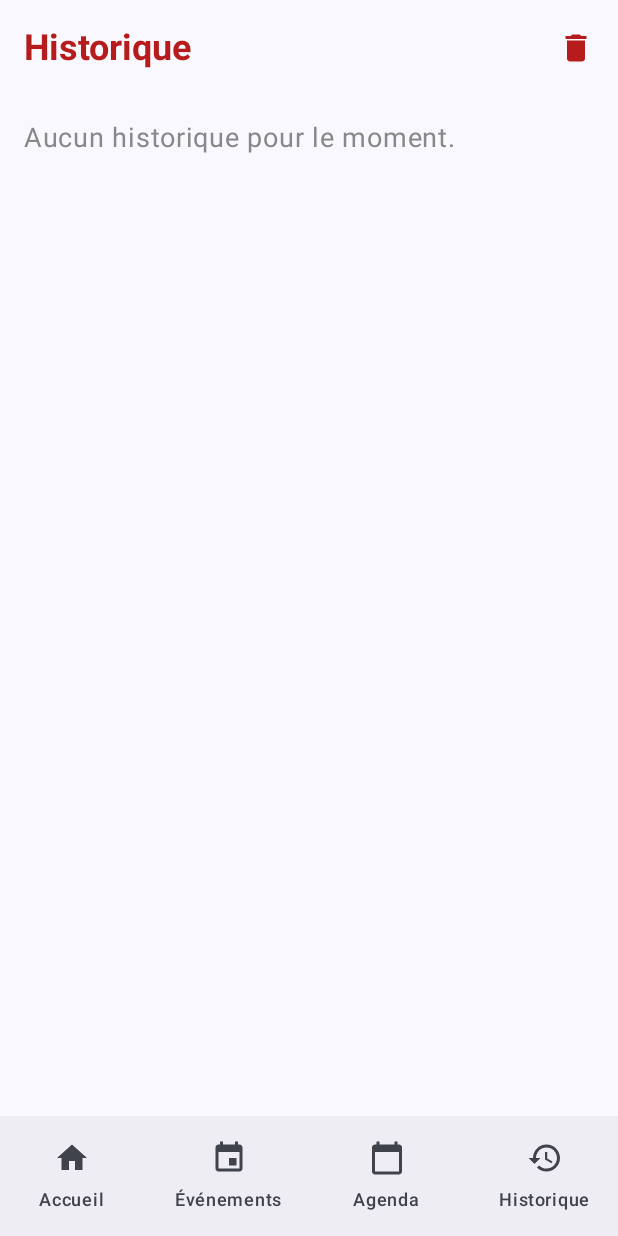
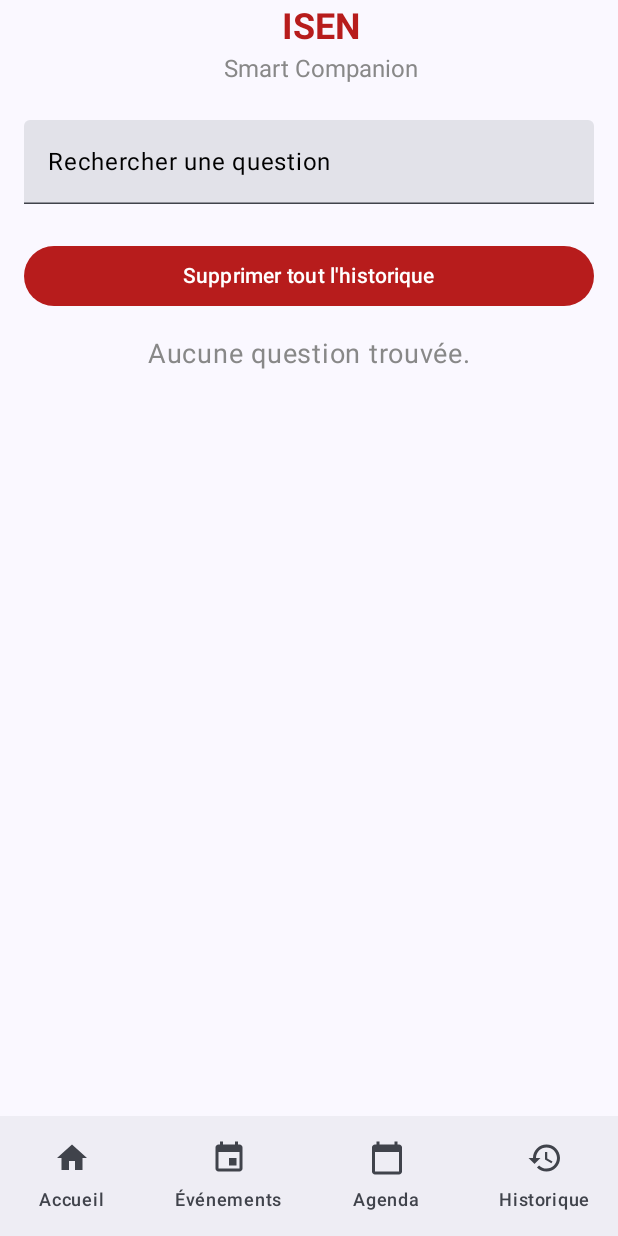
Before and after one commit to sophie92huhj/ISENSmartCompanion, an Android app built with Jetpack Compose: the HistoryScreen screen opened through its navigation route, on a phone screen of 412 x 824 dp. Run offline under Robolectric (Android 15) with nearby library versions, the phone set to English and light mode, and no system bars; our stand-ins replace Room's generated code; libraries missing offline, so code that uses them is left out: com.google.ai.client; 1 statement that could not run was skipped.

Commit message:
Historique ok

```diff
--- a/app/src/main/java/fr/isen/soubry/isensmartcompanion/screens/HistoryScreen.kt
+++ b/app/src/main/java/fr/isen/soubry/isensmartcompanion/screens/HistoryScreen.kt
@@ -9,14 +9,12 @@ import androidx.compose.material.icons.Icons
 import androidx.compose.material.icons.filled.Delete
 import androidx.compose.material3.*
 import androidx.compose.runtime.*
-import androidx.compose.material.icons.filled.CalendarToday
 import androidx.compose.ui.Alignment
 import androidx.compose.ui.Modifier
 import androidx.compose.ui.graphics.Color
 import androidx.compose.ui.text.font.FontWeight
 import androidx.compose.ui.unit.dp
 import androidx.compose.ui.unit.sp
-import androidx.lifecycle.viewmodel.compose.viewModel
 import androidx.navigation.NavController
 import fr.isen.soubry.isensmartcompanion.data.*
 import kotlinx.coroutines.launch
@@ -28,52 +26,64 @@ import java.util.*
 @Composable
 fun HistoryScreen(viewModel: InteractionViewModel, navController: NavController) {
     val interactions by viewModel.allInteractions.collectAsState()
+    val coroutineScope = rememberCoroutineScope()
+    var searchText by remember { mutableStateOf("") }
+
+    // Filtrage des interactions en fonction du texte de recherche
+    val filteredInteractions = interactions.filter {
+        it.question.contains(searchText, ignoreCase = true)
+    }
 
     Scaffold(
-        topBar = {
-            TopAppBar(
-                title = {
-                    Text(
-                        text = "Historique",
-                        fontSize = 24.sp,
-                        fontWeight = FontWeight.Bold,
-                        color = Color(0xFFB71C1C) // 🔴 Texte rouge ISEN
-                    )
-                },
-                actions = {
-                    // Bouton "Supprimer tout l'historique"
-                    IconButton(onClick = {
-                        viewModel.clearHistory() // ✅ Supprime tout l'historique
-                    }) {
-                        Icon(
-                            imageVector = Icons.Filled.Delete,
-                            contentDescription = "Supprimer tout",
-                            tint = Color(0xFFB71C1C) // 🔴 Poubelle rouge ISEN
-                        )
-                    }
-                }
-            )
-        }
+        topBar = { HistoryTopBar() }
     ) { innerPadding ->
         Column(
             modifier = Modifier
                 .fillMaxSize()
                 .padding(innerPadding)
-                .padding(16.dp)
+                .padding(16.dp),
+            horizontalAlignment = Alignment.CenterHorizontally
         ) {
-            if (interactions.isEmpty()) {
-                Text("Aucun historique pour le moment.", fontSize = 18.sp, color = Color.Gray)
+            // 🔍 Champ de recherche
+            TextField(
+                value = searchText,
+                onValueChange = { searchText = it },
+                label = { Text("Rechercher une question", color = Color.Black) },
+                modifier = Modifier.fillMaxWidth(),
+                singleLine = true
+            )
+
+            Spacer(modifier = Modifier.height(16.dp))
+
+            // Bouton "Supprimer tout l'historique"
+            Button(
+                onClick = {
+                    coroutineScope.launch {
+                        viewModel.clearHistory()
+                    }
+                },
+                colors = ButtonDefaults.buttonColors(containerColor = Color(0xFFB71C1C)), // Rouge ISEN
+                modifier = Modifier
+                    .fillMaxWidth()
+                    .padding(vertical = 8.dp)
+            ) {
+                Text("Supprimer tout l'historique", color = Color.White)
+            }
+
+            Spacer(modifier = Modifier.height(8.dp))
+
+            if (filteredInteractions.isEmpty()) {
+                Text("Aucune question trouvée.", fontSize = 18.sp, color = Color.Gray)
             } else {
                 LazyColumn {
-                    items(interactions) { interaction ->
-                        HistoryItem(interaction, viewModel, rememberCoroutineScope(), navController)
+                    items(filteredInteractions) { interaction ->
+                        HistoryItem(interaction, viewModel, coroutineScope, navController)
                     }
                 }
             }
         }
     }
 }
-
 
 @OptIn(ExperimentalMaterial3Api::class)
 @Composable
@@ -88,7 +98,7 @@ fun HistoryTopBar() {
                     text = "ISEN",
                     fontSize = 24.sp,
                     fontWeight = FontWeight.Bold,
-                    color = Color(0xFFB71C1C)
+                    color = Color(0xFFB71C1C) // 🔴 Rouge ISEN
                 )
                 Text(
                     text = "Smart Companion",
@@ -105,12 +115,12 @@ fun HistoryItem(interaction: Interaction, viewModel: InteractionViewModel, corou
     Card(
         modifier = Modifier
             .fillMaxWidth()
-            .wrapContentHeight() // ✅ Ajuste la hauteur dynamiquement
+            .wrapContentHeight()
             .padding(vertical = 8.dp)
             .clickable { navController.navigate("historyDetail/${interaction.id}") },
         shape = RoundedCornerShape(12.dp),
         elevation = CardDefaults.cardElevation(6.dp),
-        colors = CardDefaults.cardColors(containerColor = Color(0xFFFFEBEE)) // Rouge clair
+        colors = CardDefaults.cardColors(containerColor = Color(0xFFFFEBEE)) // Fond rouge clair
     ) {
         Box(modifier = Modifier.fillMaxWidth()) {
             // Bouton poubelle en haut à droite
@@ -121,8 +131,8 @@ fun HistoryItem(interaction: Interaction, viewModel: InteractionViewModel, corou
                     }
                 },
                 modifier = Modifier
-                    .align(Alignment.TopEnd) // ✅ Aligné en haut à droite
-                    .padding(8.dp) // ✅ Ajoute un petit espace
+                    .align(Alignment.TopEnd)
+                    .padding(8.dp)
             ) {
                 Icon(
                     Icons.Filled.Delete,
@@ -138,13 +148,6 @@ fun HistoryItem(interaction: Interaction, viewModel: InteractionViewModel, corou
                 horizontalAlignment = Alignment.Start
             ) {
                 Row(verticalAlignment = Alignment.CenterVertically) {
-                    Icon(
-                        imageVector = Icons.Default.CalendarToday,
-                        contentDescription = "Date",
-                        tint = Color.Black,
-                        modifier = Modifier.size(18.dp)
-                    )
-                    Spacer(modifier = Modifier.width(4.dp))
                     Text(
                         text = formatDate(interaction.date),
                         fontSize = 14.sp,
@@ -165,8 +168,6 @@ fun HistoryItem(interaction: Interaction, viewModel: InteractionViewModel, corou
     }
 }
 
-
-
 fun formatDate(timestamp: Long): String {
     val sdf = SimpleDateFormat("dd/MM/yyyy  HH:mm", Locale.getDefault())
     return sdf.format(Date(timestamp))
```
